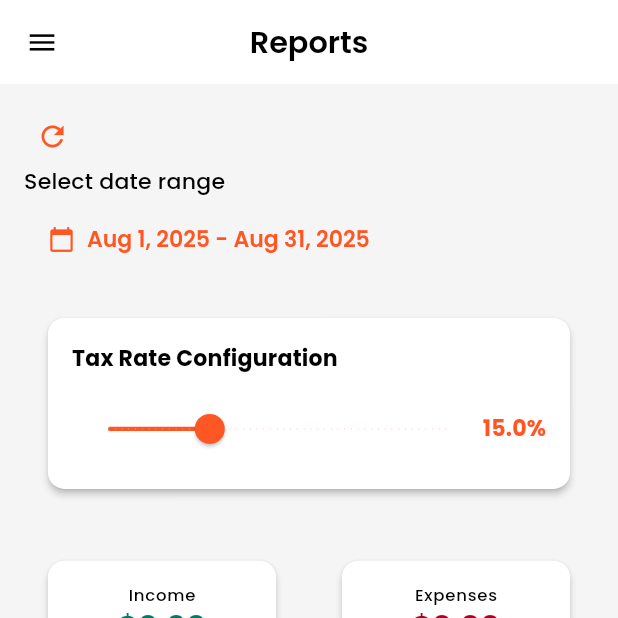
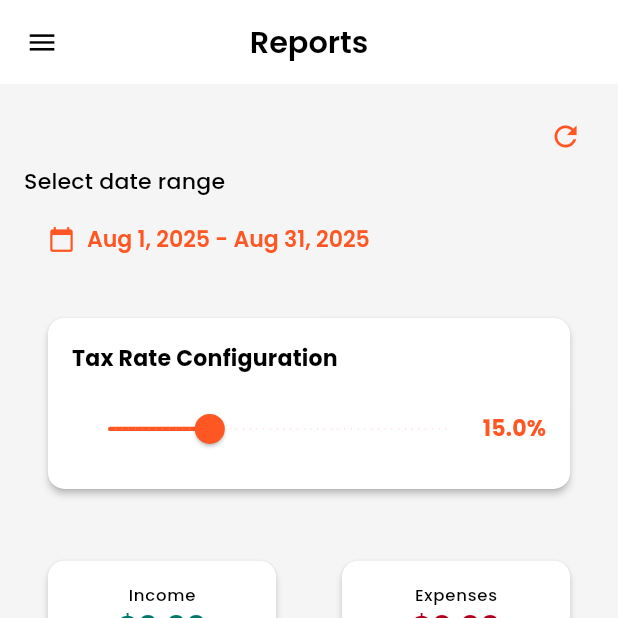
Before and after one commit to daniyalsaeed20/finance_manager, a Flutter app: the ReportsScreen screen opened by its route, on a phone screen of 412 x 824 dp, the top half of it. Run offline on Flutter 3.47's test engine with Material 3 defaults, Android fonts, the phone set to English and light mode, and no system bars; our stand-ins replace cloud_firestore, csv, equatable, firebase_auth, firebase_core, fl_chart and 9 more; accounts and stored records are empty; generated files the repository leaves out were written again.

Commit message:
Update reports screen formatting and styling

```diff
--- a/lib/ui/reports/reports_screen.dart
+++ b/lib/ui/reports/reports_screen.dart
@@ -150,6 +150,9 @@ class _ReportsScreenState extends State<ReportsScreen> {
           child: Column(
             crossAxisAlignment: CrossAxisAlignment.start,
             children: [
+              Row(
+                mainAxisAlignment: MainAxisAlignment.end,
+                children: [
                   IconButton(
                     onPressed: () {
                       if (_range != null) {
@@ -157,13 +160,17 @@ class _ReportsScreenState extends State<ReportsScreen> {
                         ScaffoldMessenger.of(context).showSnackBar(
                           SnackBar(
                             content: Text('Reports refreshed!'),
-                        backgroundColor: Theme.of(context).colorScheme.primary,
+                            backgroundColor: Theme.of(
+                              context,
+                            ).colorScheme.primary,
                           ),
                         );
                       }
                     },
                     icon: const Icon(Icons.refresh),
                     tooltip: 'Refresh Reports',
+                  ),
+                ],
               ),
               Text(
                 'Select date range',
```
Lines whose indentation alone changed are shown as unchanged.
